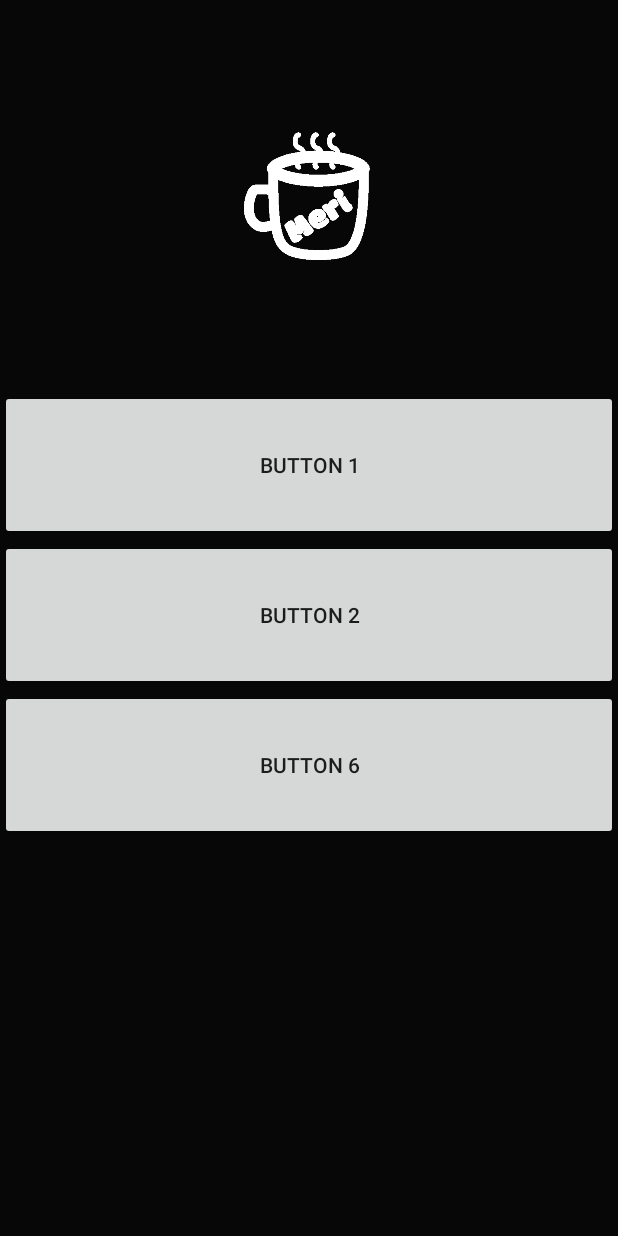
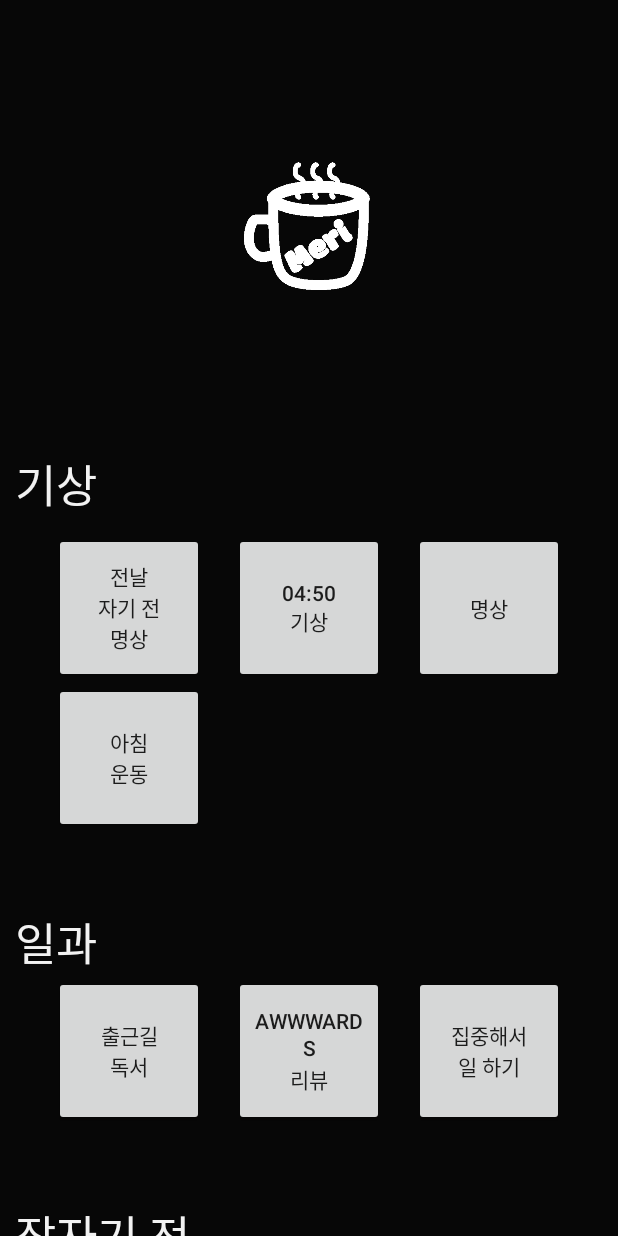
Before and after one commit to Index-dev/What_I_Need, an Android app: the screen it shows after launch (MainActivity), on a phone screen of 412 x 824 dp. Run offline under Robolectric (Android 15) with nearby library versions, the phone set to English and light mode, and no system bars; 2 statements that could not run were skipped.

Commit message:
feat: Init button layout

```diff
--- a/younghyun/app/src/main/res/layout/activity_main.xml
+++ b/younghyun/app/src/main/res/layout/activity_main.xml
@@ -19,24 +19,132 @@
                 android:layout_width="100dp"
                 android:layout_height="100dp"
                 android:layout_gravity="center"
-                android:layout_margin="80dp"
+                android:layout_margin="100dp"
                 android:src="@drawable/white_logo"
                 />
+            <TextView
+                android:layout_width="wrap_content"
+                android:layout_height="wrap_content"
+                android:text="기상"
+                android:textSize="30dp"
+                android:layout_marginLeft="10dp"
+                android:layout_marginBottom="10dp"
+                android:textColor="@color/white"/>
+            <GridLayout
+                android:layout_width="wrap_content"
+                android:layout_height="wrap_content"
+                android:layout_marginBottom="50dp"
+                android:orientation="horizontal"
+                android:layout_gravity="center"
+                android:columnCount="3"
+                >
                 <Button
-                android:id="@+id/button2"
-                android:layout_width="match_parent"
+                    android:id="@+id/button01"
+                    android:layout_width="100dp"
                     android:layout_height="100dp"
-                android:text="Button 1" />
+                    android:text="전날\n자기 전\n명상"
+                    android:layout_gravity="center"
+                    android:layout_marginRight="20dp"
+                    />
                 <Button
-                android:id="@+id/button3"
-                android:layout_width="match_parent"
+                    android:id="@+id/button02"
+                    android:layout_width="100dp"
                     android:layout_height="100dp"
-                android:text="Button 2" />
+                    android:text="04:50\n기상"
+                    android:layout_gravity="center"
+                    android:layout_marginRight="20dp"
+                    />
                 <Button
-                android:id="@+id/button1"
-                android:layout_width="match_parent"
+                    android:id="@+id/button03"
+                    android:layout_width="100dp"
                     android:layout_height="100dp"
-                android:text="Button 6" />
+                    android:text="명상"
+                    android:layout_gravity="center"/>
+                <Button
+                    android:id="@+id/button04"
+                    android:layout_width="100dp"
+                    android:layout_height="100dp"
+                    android:text="아침\n운동"
+                    android:layout_gravity="center"
+                    android:layout_marginRight="20dp"
+                    />
+            </GridLayout>
+            <TextView
+                android:layout_width="wrap_content"
+                android:layout_height="wrap_content"
+                android:text="일과"
+                android:textSize="30dp"
+                android:layout_marginLeft="10dp"
+                android:textColor="@color/white"/>
+            <GridLayout
+                android:layout_width="wrap_content"
+                android:layout_height="wrap_content"
+                android:layout_marginBottom="50dp"
+                android:orientation="horizontal"
+                android:layout_gravity="center"
+                android:columnCount="3"
+                >
+                <Button
+                    android:id="@+id/button05"
+                    android:layout_width="100dp"
+                    android:layout_height="100dp"
+                    android:text="출근길\n독서"
+                    android:layout_gravity="center"
+                    android:layout_marginRight="20dp"
+                    />
+                <Button
+                    android:id="@+id/button06"
+                    android:layout_width="100dp"
+                    android:layout_height="100dp"
+                    android:text="awwwards\n리뷰"
+                    android:layout_gravity="center"
+                    android:layout_marginRight="20dp"
+                    />
+                <Button
+                    android:id="@+id/button07"
+                    android:layout_width="100dp"
+                    android:layout_height="100dp"
+                    android:text="집중해서\n일 하기"
+                    android:layout_gravity="center"/>
+            </GridLayout>
+            <TextView
+                android:layout_width="wrap_content"
+                android:layout_height="wrap_content"
+                android:text="잠자기 전"
+                android:textSize="30dp"
+                android:layout_marginLeft="10dp"
+                android:textColor="@color/white"/>
+            <GridLayout
+                android:layout_width="wrap_content"
+                android:layout_height="wrap_content"
+                android:layout_marginBottom="50dp"
+                android:orientation="horizontal"
+                android:layout_gravity="center"
+                android:columnCount="3"
+                >
+                <Button
+                    android:id="@+id/button08"
+                    android:layout_width="100dp"
+                    android:layout_height="100dp"
+                    android:text="퇴근길\n독서"
+                    android:layout_gravity="center"
+                    android:layout_marginRight="20dp"
+                    />
+                <Button
+                    android:id="@+id/button09"
+                    android:layout_width="100dp"
+                    android:layout_height="100dp"
+                    android:text="저녁\n운동"
+                    android:layout_gravity="center"
+                    android:layout_marginRight="20dp"
+                    />
+                <Button
+                    android:id="@+id/button10"
+                    android:layout_width="100dp"
+                    android:layout_height="100dp"
+                    android:text="감사 일기\n작성"
+                    android:layout_gravity="center"/>
+            </GridLayout>
         </LinearLayout>
     </ScrollView>
 </LinearLayout>
```
Lines whose indentation alone changed are shown as unchanged.
